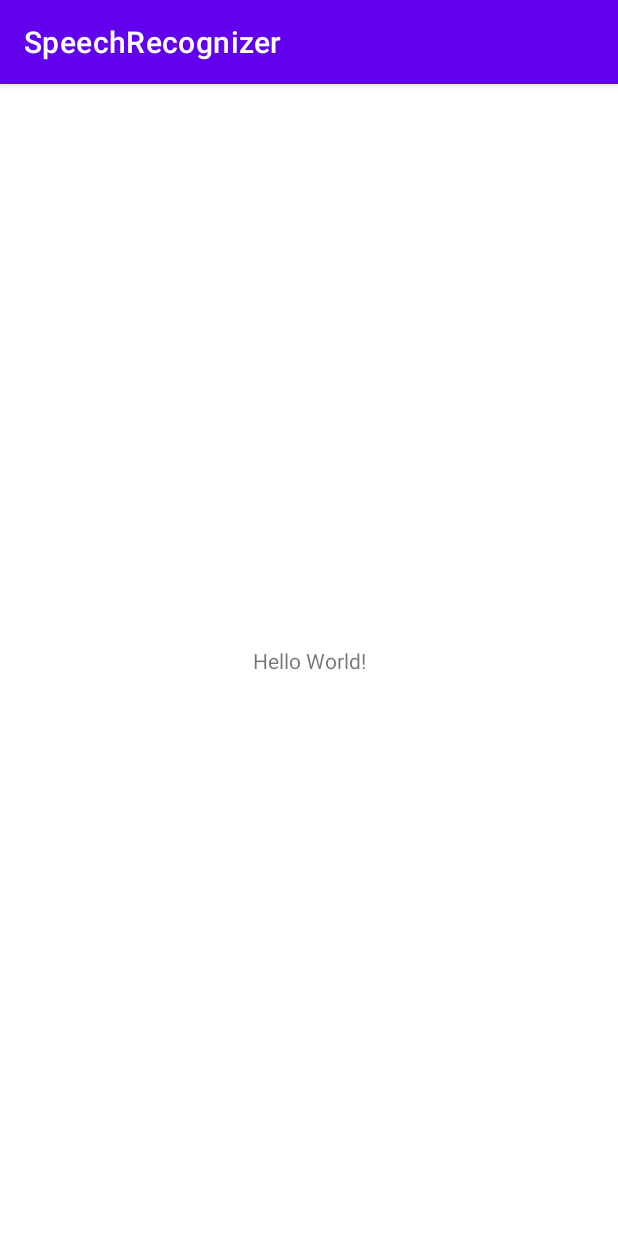
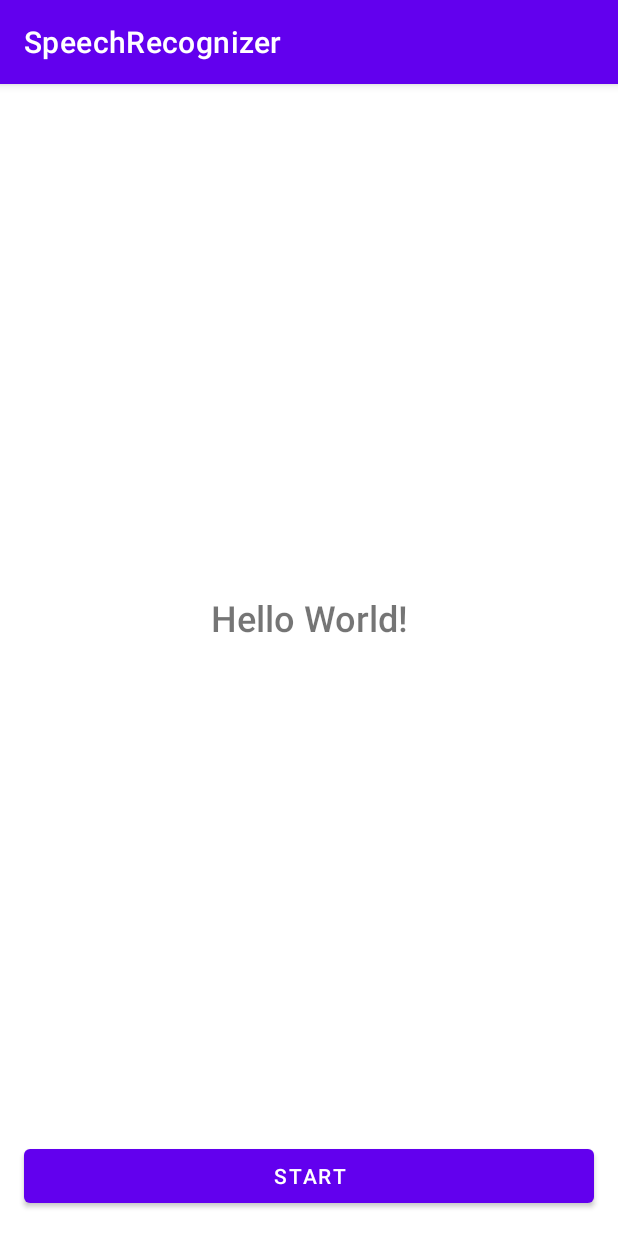
Before and after one commit to Kaito-Dogi/android-sample-SpeechRecognizer, an Android app: the screen it shows after launch (MainActivity), on a phone screen of 412 x 824 dp. Run offline under Robolectric (Android 15) with nearby library versions, the phone set to English and light mode, and no system bars.

Commit message:
update: activity_mainに必要なViewを設置

```diff
--- a/app/src/main/AndroidManifest.xml
+++ b/app/src/main/AndroidManifest.xml
@@ -2,7 +2,7 @@
 <manifest xmlns:android="http://schemas.android.com/apk/res/android"
     package="app.doggy.speechrecognizer">
 
-    <!-- 音声の録音を許可．-->
+    <!-- 音声を録音できるようにする．-->
     <uses-permission android:name="android.permission.RECORD_AUDIO" />
     <!-- オンラインで音声入力できるようにする．-->
     <uses-permission android:name="android.permission.INTERNET" />
--- a/app/src/main/java/app/doggy/speechrecognizer/MainActivity.kt
+++ b/app/src/main/java/app/doggy/speechrecognizer/MainActivity.kt
@@ -11,6 +11,8 @@ import androidx.core.content.ContextCompat
 class MainActivity : AppCompatActivity() {
 
     companion object {
+        // onRequestPermissionsResult()メソッドに渡されるリクエストコード．
+        // 他のリクエストコードと重複しない値を使用する．
         private const val PERMISSIONS_RECORD_AUDIO = 1000
     }
 
--- a/app/src/main/res/layout/activity_main.xml
+++ b/app/src/main/res/layout/activity_main.xml
@@ -7,12 +7,32 @@
     tools:context=".MainActivity">
 
     <TextView
-        android:layout_width="wrap_content"
-        android:layout_height="wrap_content"
+        android:id="@+id/result_text"
+        android:layout_width="0dp"
+        android:layout_height="0dp"
+        android:layout_marginStart="16dp"
+        android:layout_marginTop="16dp"
+        android:layout_marginEnd="16dp"
+        android:layout_marginBottom="8dp"
+        android:fontFamily="sans-serif-medium"
+        android:gravity="center"
         android:text="Hello World!"
-        app:layout_constraintBottom_toBottomOf="parent"
-        app:layout_constraintLeft_toLeftOf="parent"
-        app:layout_constraintRight_toRightOf="parent"
+        android:textSize="24sp"
+        app:layout_constraintBottom_toTopOf="@+id/button"
+        app:layout_constraintEnd_toEndOf="parent"
+        app:layout_constraintStart_toStartOf="parent"
         app:layout_constraintTop_toTopOf="parent" />
 
+    <Button
+        android:id="@+id/button"
+        android:layout_width="0dp"
+        android:layout_height="wrap_content"
+        android:layout_marginStart="16dp"
+        android:layout_marginEnd="16dp"
+        android:layout_marginBottom="16dp"
+        android:text="START"
+        app:layout_constraintBottom_toBottomOf="parent"
+        app:layout_constraintEnd_toEndOf="parent"
+        app:layout_constraintStart_toStartOf="parent" />
+
 </androidx.constraintlayout.widget.ConstraintLayout>
```
